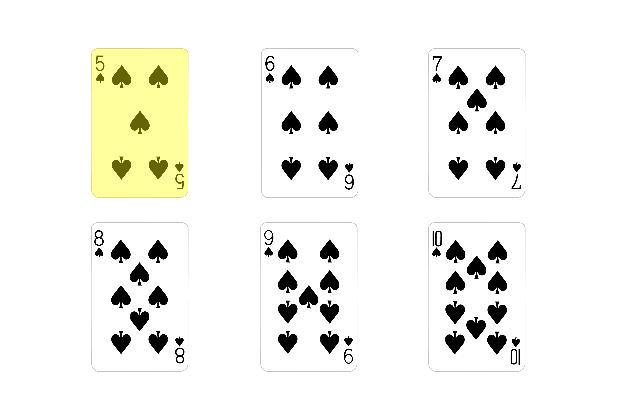
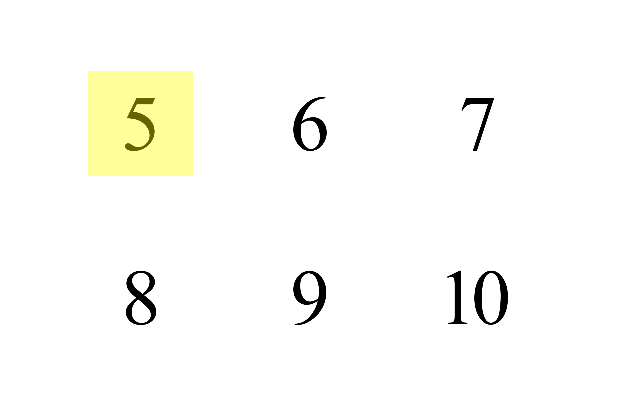
Before and after one commit to Dragoonov/Makao, an Android app: the layout rank_choice_fragment.xml on its own in the app's theme, with its tools: preview values and no code run, on a phone screen of 412 x 824 dp. Shown: the top 411 px of the screen. Run offline under Robolectric (Android 15) with nearby library versions, the phone set to English and light mode, and no system bars.

```diff
--- a/app/src/main/java/com/moonlightbutterfly/makao/ui/GameFragment.kt
+++ b/app/src/main/java/com/moonlightbutterfly/makao/ui/GameFragment.kt
@@ -290,7 +290,7 @@ class GameFragment : Fragment() {
                 if (effect is RequireSuitEffect) {
                     binding.effect.setImageDrawable(imageProvider.provideSuit(effect.getSuit()))
                 } else if (effect is RequireRankEffect) {
-                    binding.effect.setImageDrawable(imageProvider.provideCardImage(Card(effect.getRank(), Suit.SPADES)))
+                    binding.effect.setImageDrawable(imageProvider.provideRank(effect.getRank()))
                 }
             }
         }
--- a/app/src/main/java/com/moonlightbutterfly/makao/ui/SuitChoiceDialog.kt
+++ b/app/src/main/java/com/moonlightbutterfly/makao/ui/SuitChoiceDialog.kt
@@ -16,7 +16,7 @@ import com.moonlightbutterfly.makao.databinding.SuitChoiceFragmentBinding
 class SuitChoiceDialog(private val listener: (suit: Suit) -> Unit) : DialogFragment() {
 
     private lateinit var binding: SuitChoiceFragmentBinding
-    private var suitChosen = Suit.HEARTS
+    private var suitChosen = Suit.CLUBS
 
     override fun onCreateDialog(savedInstanceState: Bundle?): Dialog {
         binding = SuitChoiceFragmentBinding.inflate(layoutInflater).apply {
--- a/app/src/main/res/layout/rank_choice_fragment.xml
+++ b/app/src/main/res/layout/rank_choice_fragment.xml
@@ -26,7 +26,7 @@
             app:layout_constraintEnd_toStartOf="@+id/six"
             app:layout_constraintStart_toStartOf="parent"
             app:layout_constraintTop_toTopOf="parent"
-            app:srcCompat="@drawable/five_spades"
+            app:srcCompat="@drawable/five"
             android:tint="@color/highlight"/>
 
         <androidx.appcompat.widget.AppCompatImageView
@@ -41,7 +41,7 @@
             app:layout_constraintEnd_toStartOf="@+id/seven"
             app:layout_constraintStart_toEndOf="@+id/five"
             app:layout_constraintTop_toTopOf="@+id/five"
-            app:srcCompat="@drawable/six_spades" />
+            app:srcCompat="@drawable/six" />
 
         <androidx.appcompat.widget.AppCompatImageView
             android:id="@+id/seven"
@@ -54,7 +54,7 @@
             app:layout_constraintEnd_toEndOf="parent"
             app:layout_constraintStart_toEndOf="@+id/six"
             app:layout_constraintTop_toTopOf="@+id/six"
-            app:srcCompat="@drawable/seven_spades" />
+            app:srcCompat="@drawable/seven" />
 
         <androidx.appcompat.widget.AppCompatImageView
             android:id="@+id/nine"
@@ -68,7 +68,7 @@
             app:layout_constraintEnd_toStartOf="@+id/spades2"
             app:layout_constraintStart_toStartOf="parent"
             app:layout_constraintTop_toBottomOf="@+id/five"
-            app:srcCompat="@drawable/eight_spades" />
+            app:srcCompat="@drawable/eight" />
 
         <androidx.appcompat.widget.AppCompatImageView
             android:id="@+id/spades2"
@@ -82,7 +82,7 @@
             app:layout_constraintEnd_toStartOf="@+id/ten"
             app:layout_constraintStart_toEndOf="@+id/nine"
             app:layout_constraintTop_toTopOf="@+id/nine"
-            app:srcCompat="@drawable/nine_spades" />
+            app:srcCompat="@drawable/nine" />
 
         <androidx.appcompat.widget.AppCompatImageView
             android:id="@+id/ten"
@@ -96,6 +96,6 @@
             app:layout_constraintEnd_toEndOf="parent"
             app:layout_constraintStart_toEndOf="@+id/spades2"
             app:layout_constraintTop_toTopOf="@+id/spades2"
-            app:srcCompat="@drawable/ten_spades" />
+            app:srcCompat="@drawable/ten" />
     </androidx.constraintlayout.widget.ConstraintLayout>
 </layout>
```
Also changed, not shown: app/src/main/java/com/moonlightbutterfly/makao/utils/CardImageProvider.kt (+11 -0 lines), app/src/main/res/drawable/eight.png (added), app/src/main/res/drawable/five.png (added), app/src/main/res/drawable/nine.png (added), app/src/main/res/drawable/seven.png (added), app/src/main/res/drawable/six.png (added), app/src/main/res/drawable/ten.png (added), 1 other file.
